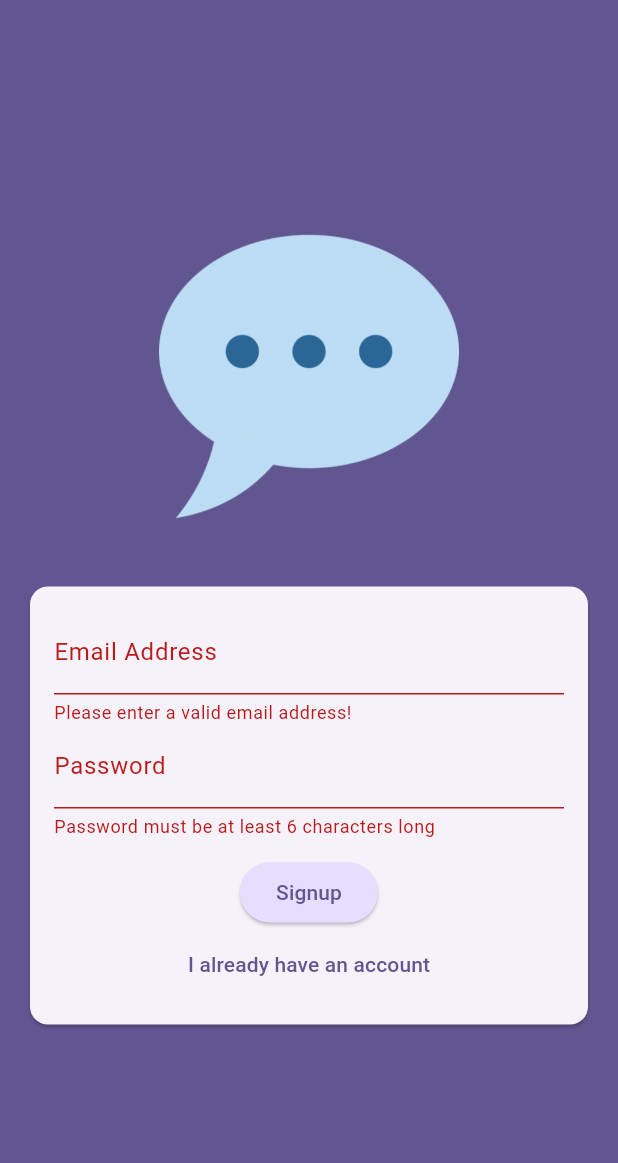
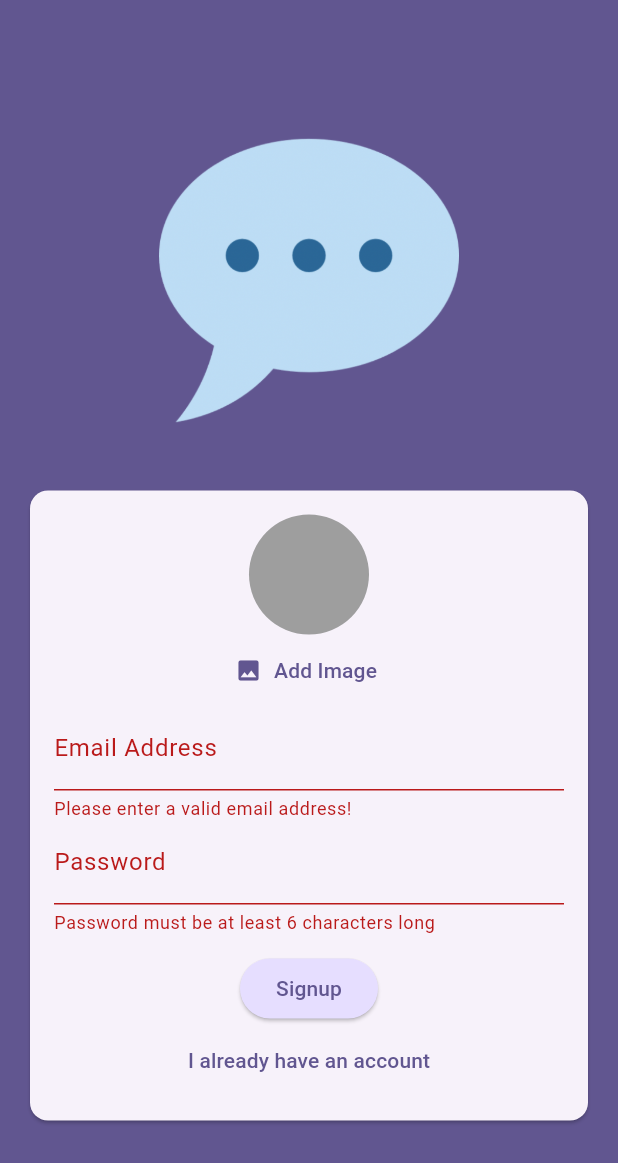
Before and after one commit to shox17/chat-app, a Flutter app: the screen it shows after launch, after a tap on "Login", after a tap on "Create an account", on a phone screen of 412 x 824 dp. Shown: the top 1163 px of the screen. Run offline on Flutter 3.47's test engine with Material 3 defaults, Android fonts, the phone set to English and light mode, and no system bars; our stand-ins replace firebase_auth, firebase_core, firebase_storage, image_picker; accounts and stored records are empty.

Commit message:
3rd commit

```diff
--- a/lib/screens/auth.dart
+++ b/lib/screens/auth.dart
@@ -1,3 +1,7 @@
+import 'dart:io';
+
+import 'package:chat_app/widgets/user_image_picker.dart';
+import 'package:firebase_storage/firebase_storage.dart';
 import 'package:flutter/material.dart';
 import 'package:firebase_auth/firebase_auth.dart';
 
@@ -16,13 +20,16 @@ class _AuthScreenState extends State<AuthScreen> {
   var _isLogin = true;
   var _enteredEmail = '';
   var _enteredPassword = '';
+  File? _selectedImage;
 
   void _submit() async {
     final isValid = _form.currentState!.validate();
 
-    if (!isValid) {
+    if (!isValid || !_isLogin && _selectedImage == null) {
+      //show error message ...
       return;
     }
+
     _form.currentState!.save();
 
     try {
@@ -32,6 +39,15 @@ class _AuthScreenState extends State<AuthScreen> {
       } else {
         final userCredentials = await _firebase.createUserWithEmailAndPassword(
             email: _enteredEmail, password: _enteredPassword);
+
+        final storageRef = FirebaseStorage.instance
+            .ref()
+            .child('user_images')
+            .child('${userCredentials.user!.uid}.jpg');
+
+        await storageRef.putFile(_selectedImage!);
+        final imageUrl = await storageRef.getDownloadURL();
+        print(imageUrl);
       }
     } on FirebaseAuthException catch (error) {
       if (error.code == 'email-already-in-use') {
@@ -76,6 +92,12 @@ class _AuthScreenState extends State<AuthScreen> {
                       child: Column(
                         mainAxisSize: MainAxisSize.min,
                         children: [
+                          if (!_isLogin)
+                            UserImagePicker(
+                              onPickImage: (pickedImage) {
+                                _selectedImage = pickedImage;
+                              },
+                            ),
                           TextFormField(
                             decoration:
                                 InputDecoration(labelText: 'Email Address'),
--- /dev/null
+++ b/lib/widgets/user_image_picker.dart
@@ -0,0 +1,59 @@
+import 'dart:io';
+
+import 'package:flutter/material.dart';
+import 'package:image_picker/image_picker.dart';
+
+class UserImagePicker extends StatefulWidget {
+  const UserImagePicker({super.key, required this.onPickImage});
+
+  final void Function(File pickImage) onPickImage;
+
+  @override
+  State<UserImagePicker> createState() => _UserImagePickerState();
+}
+
+class _UserImagePickerState extends State<UserImagePicker> {
+  File? _pickedImageFile;
+
+  void _pickImage() async {
+    final pickedImage = await ImagePicker().pickImage(
+      source: ImageSource.camera,
+      imageQuality: 50,
+      maxWidth: 150,
+    );
+
+    if (pickedImage == null) {
+      return;
+    }
+
+    setState(() {
+      _pickedImageFile = File(pickedImage.path);
+    });
+
+    widget.onPickImage(_pickedImageFile!);
+  }
+
+  @override
+  Widget build(BuildContext context) {
+    return Column(
+      children: [
+        CircleAvatar(
+          radius: 40,
+          backgroundColor: Colors.grey,
+          foregroundImage:
+              _pickedImageFile != null ? FileImage(_pickedImageFile!) : null,
+        ),
+        TextButton.icon(
+          onPressed: _pickImage,
+          icon: Icon(Icons.image),
+          label: Text(
+            'Add Image',
+            style: TextStyle(
+              color: Theme.of(context).colorScheme.primary,
+            ),
+          ),
+        ),
+      ],
+    );
+  }
+}
```
Also changed, not shown: 3 other files.
